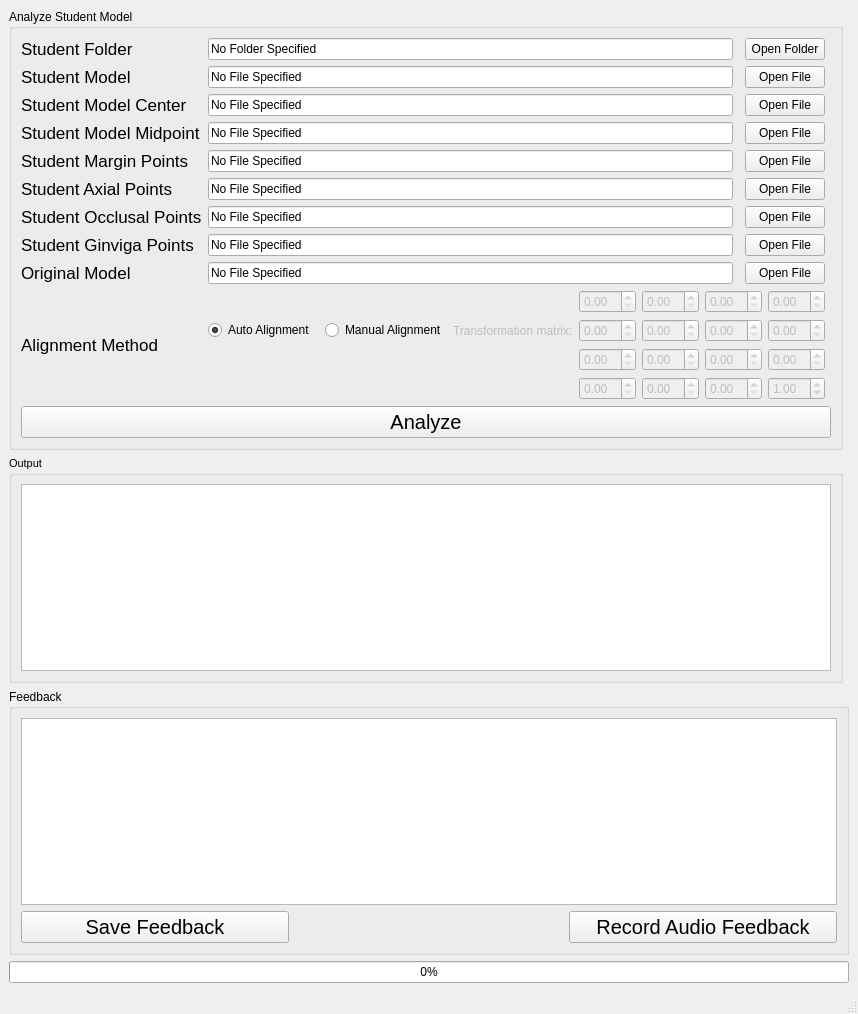
This is mainwindow.ui in SenyangJiang/DentalAnalyzer as Qt 5 draws it before an edit. The edited form follows.
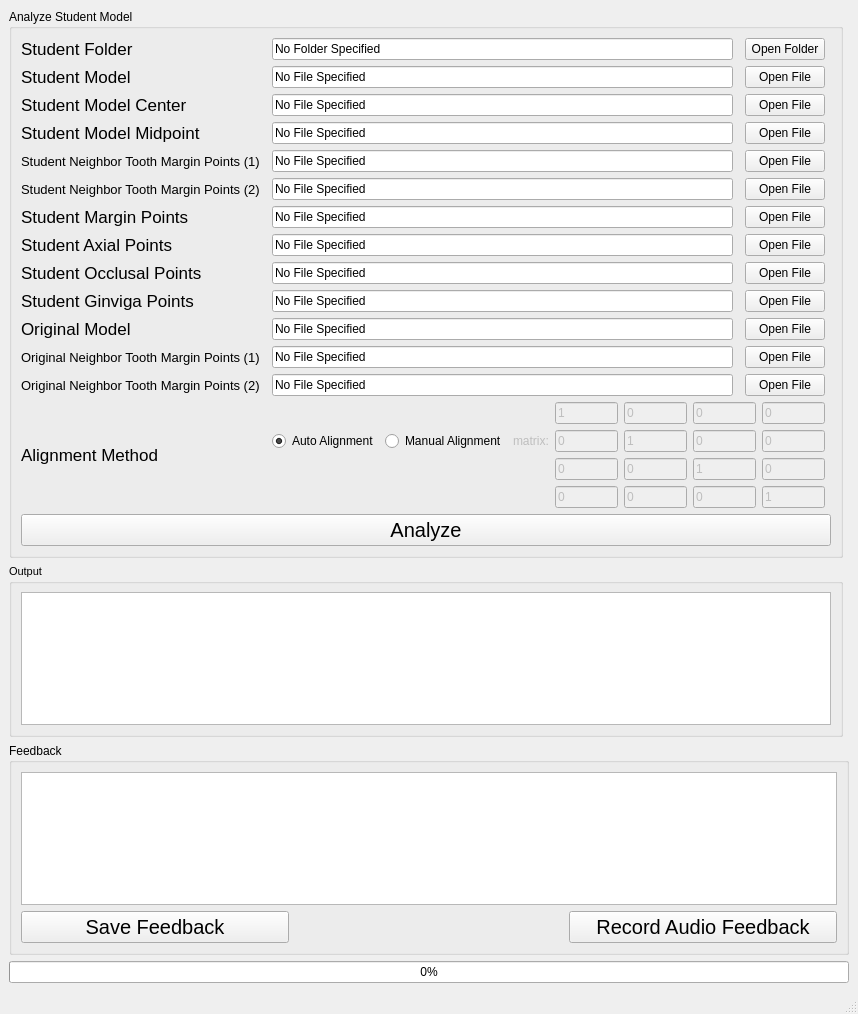
This is the edited form.

Patch:
```diff
--- a/mainwindow.ui
+++ b/mainwindow.ui
@@ -137,8 +137,99 @@
         <property name="flat">
          <bool>false</bool>
         </property>
-        <layout class="QGridLayout" name="gridLayout" columnstretch="0,0,0,0,0">
-         <item row="5" column="0">
+        <layout class="QGridLayout" name="gridLayout" columnstretch="0,0,0,0,0,0">
+         <item row="8" column="2">
+          <widget class="QLineEdit" name="lineEditStudentOcclusalPoints">
+           <property name="focusPolicy">
+            <enum>Qt::ClickFocus</enum>
+           </property>
+           <property name="text">
+            <string>No File Specified</string>
+           </property>
+           <property name="readOnly">
+            <bool>true</bool>
+           </property>
+          </widget>
+         </item>
+         <item row="10" column="4">
+          <widget class="QPushButton" name="pushButtonOriginalModel">
+           <property name="text">
+            <string>Open File</string>
+           </property>
+          </widget>
+         </item>
+         <item row="0" column="0">
+          <widget class="QLabel" name="label">
+           <property name="font">
+            <font>
+             <family>Arial</family>
+             <pointsize>13</pointsize>
+            </font>
+           </property>
+           <property name="text">
+            <string>Student Folder</string>
+           </property>
+          </widget>
+         </item>
+         <item row="0" column="4">
+          <widget class="QPushButton" name="pushButtonStudentFolder">
+           <property name="text">
+            <string>Open Folder</string>
+           </property>
+           <property name="checkable">
+            <bool>false</bool>
+           </property>
+           <property name="checked">
+            <bool>false</bool>
+           </property>
+           <property name="autoRepeat">
+            <bool>false</bool>
+           </property>
+           <property name="default">
+            <bool>false</bool>
+           </property>
+           <property name="flat">
+            <bool>false</bool>
+           </property>
+          </widget>
+         </item>
+         <item row="22" column="0" colspan="6">
+          <widget class="QPushButton" name="pushButtonAnalyze">
+           <property name="font">
+            <font>
+             <family>Arial</family>
+             <pointsize>15</pointsize>
+            </font>
+           </property>
+           <property name="text">
+            <string>Analyze</string>
+           </property>
+          </widget>
+         </item>
+         <item row="2" column="2">
+          <widget class="QLineEdit" name="lineEditStudentCenter">
+           <property name="text">
+            <string>No File Specified</string>
+           </property>
+           <property name="readOnly">
+            <bool>true</bool>
+           </property>
+          </widget>
+         </item>
+         <item row="6" column="2">
+          <widget class="QLineEdit" name="lineEditStudentMarginPoints">
+           <property name="focusPolicy">
+            <enum>Qt::ClickFocus</enum>
+           </property>
+           <property name="text">
+            <string>No File Specified</string>
+           </property>
+           <property name="readOnly">
+            <bool>true</bool>
+           </property>
+          </widget>
+         </item>
+         <item row="7" column="0">
           <widget class="QLabel" name="label_4">
            <property name="font">
             <font>
@@ -151,7 +242,80 @@
            </property>
           </widget>
          </item>
-         <item row="11" column="0">
+         <item row="7" column="4">
+          <widget class="QPushButton" name="pushButtonStudentAxialPoints">
+           <property name="text">
+            <string>Open File</string>
+           </property>
+          </widget>
+         </item>
+         <item row="6" column="4">
+          <widget class="QPushButton" name="pushButtonStudentMarginPoints">
+           <property name="text">
+            <string>Open File</string>
+           </property>
+          </widget>
+         </item>
+         <item row="8" column="4">
+          <widget class="QPushButton" name="pushButtonStudentOcclusalPoints">
+           <property name="text">
+            <string>Open File</string>
+           </property>
+          </widget>
+         </item>
+         <item row="0" column="2">
+          <widget class="QLineEdit" name="lineEditStudentFolder">
+           <property name="focusPolicy">
+            <enum>Qt::ClickFocus</enum>
+           </property>
+           <property name="text">
+            <string>No Folder Specified</string>
+           </property>
+           <property name="readOnly">
+            <bool>true</bool>
+           </property>
+          </widget>
+         </item>
+         <item row="7" column="2">
+          <widget class="QLineEdit" name="lineEditStudentAxialPoints">
+           <property name="focusPolicy">
+            <enum>Qt::ClickFocus</enum>
+           </property>
+           <property name="text">
+            <string>No File Specified</string>
+           </property>
+           <property name="readOnly">
+            <bool>true</bool>
+           </property>
+          </widget>
+         </item>
+         <item row="4" column="0">
+          <widget class="QLabel" name="label_9">
+           <property name="font">
+            <font>
+             <family>Arial</family>
+             <pointsize>10</pointsize>
+            </font>
+           </property>
+           <property name="text">
+            <string>Student Neighbor Tooth Margin Points (1)</string>
+           </property>
+          </widget>
+         </item>
+         <item row="3" column="0">
+          <widget class="QLabel" name="label_11">
+           <property name="font">
+            <font>
+             <family>Arial</family>
+             <pointsize>13</pointsize>
+            </font>
+           </property>
+           <property name="text">
+            <string>Student Model Midpoint</string>
+           </property>
+          </widget>
+         </item>
+         <item row="13" column="0">
           <widget class="QLabel" name="label_8">
            <property name="font">
             <font>
@@ -164,7 +328,56 @@
            </property>
           </widget>
          </item>
-         <item row="6" column="0">
+         <item row="3" column="2">
+          <widget class="QLineEdit" name="lineEditStudentMidpoint">
+           <property name="text">
+            <string>No File Specified</string>
+           </property>
+           <property name="readOnly">
+            <bool>true</bool>
+           </property>
+          </widget>
+         </item>
+         <item row="9" column="0">
+          <widget class="QLabel" name="label_6">
+           <property name="font">
+            <font>
+             <family>Arial</family>
+             <pointsize>13</pointsize>
+            </font>
+           </property>
+           <property name="frameShape">
+            <enum>QFrame::NoFrame</enum>
+           </property>
+           <property name="text">
+            <string>Student Ginviga Points</string>
+           </property>
+          </widget>
+         </item>
+         <item row="2" column="0">
+          <widget class="QLabel" name="label_10">
+           <property name="font">
+            <font>
+             <family>Arial</family>
+             <pointsize>13</pointsize>
+            </font>
+           </property>
+           <property name="text">
+            <string>Student Model Center</string>
+           </property>
+          </widget>
+         </item>
+         <item row="10" column="2">
+          <widget class="QLineEdit" name="lineEditOriginalModel">
+           <property name="text">
+            <string>No File Specified</string>
+           </property>
+           <property name="readOnly">
+            <bool>true</bool>
+           </property>
+          </widget>
+         </item>
+         <item row="8" column="0">
           <widget class="QLabel" name="label_5">
            <property name="font">
             <font>
@@ -177,70 +390,21 @@
            </property>
           </widget>
          </item>
-         <item row="11" column="1" colspan="3">
-          <layout class="QGridLayout" name="gridLayout_2" columnstretch="4,3,1,1,1,1,0">
-           <item row="0" column="3">
-            <widget class="QDoubleSpinBox" name="doubleSpinBox_11">
-             <property name="enabled">
-              <bool>false</bool>
-             </property>
-             <property name="prefix">
-              <string/>
-             </property>
-            </widget>
-           </item>
-           <item row="2" column="3">
-            <widget class="QDoubleSpinBox" name="doubleSpinBox_31">
-             <property name="enabled">
-              <bool>false</bool>
-             </property>
-            </widget>
-           </item>
-           <item row="2" column="5">
-            <widget class="QDoubleSpinBox" name="doubleSpinBox_33">
-             <property name="enabled">
-              <bool>false</bool>
-             </property>
-            </widget>
-           </item>
-           <item row="1" column="2">
-            <widget class="QLabel" name="labelTransformationMatrix">
-             <property name="enabled">
-              <bool>false</bool>
-             </property>
-             <property name="text">
-              <string>Transformation matrix:</string>
-             </property>
-            </widget>
-           </item>
-           <item row="1" column="3">
-            <widget class="QDoubleSpinBox" name="doubleSpinBox_21">
-             <property name="enabled">
-              <bool>false</bool>
-             </property>
-            </widget>
-           </item>
-           <item row="1" column="4">
-            <widget class="QDoubleSpinBox" name="doubleSpinBox_22">
-             <property name="enabled">
-              <bool>false</bool>
-             </property>
-            </widget>
-           </item>
-           <item row="2" column="4">
-            <widget class="QDoubleSpinBox" name="doubleSpinBox_32">
-             <property name="enabled">
-              <bool>false</bool>
-             </property>
-            </widget>
-           </item>
-           <item row="0" column="4">
-            <widget class="QDoubleSpinBox" name="doubleSpinBox_12">
-             <property name="enabled">
-              <bool>false</bool>
-             </property>
-            </widget>
-           </item>
+         <item row="1" column="0">
+          <widget class="QLabel" name="label_2">
+           <property name="font">
+            <font>
+             <family>Arial</family>
+             <pointsize>13</pointsize>
+            </font>
+           </property>
+           <property name="text">
+            <string>Student Model</string>
+           </property>
+          </widget>
+         </item>
+         <item row="13" column="2" colspan="3">
+          <layout class="QGridLayout" name="gridLayout_2" columnstretch="4,0,0,0,0,0,0">
            <item row="1" column="1">
             <widget class="QRadioButton" name="radioButtonManualAlignment">
              <property name="text">
@@ -248,38 +412,49 @@
              </property>
             </widget>
            </item>
+           <item row="0" column="3">
+            <widget class="QLineEdit" name="lineEdit_00">
+             <property name="enabled">
+              <bool>false</bool>
+             </property>
+             <property name="text">
+              <string>1</string>
+             </property>
+             <property name="readOnly">
+              <bool>false</bool>
+             </property>
+             <property name="clearButtonEnabled">
+              <bool>false</bool>
+             </property>
+            </widget>
+           </item>
+           <item row="0" column="4">
+            <widget class="QLineEdit" name="lineEdit_01">
+             <property name="enabled">
+              <bool>false</bool>
+             </property>
+             <property name="text">
+              <string>0</string>
+             </property>
+            </widget>
+           </item>
            <item row="1" column="5">
-            <widget class="QDoubleSpinBox" name="doubleSpinBox_23">
+            <widget class="QLineEdit" name="lineEdit_12">
              <property name="enabled">
               <bool>false</bool>
              </property>
-            </widget>
-           </item>
-           <item row="2" column="6">
-            <widget class="QDoubleSpinBox" name="doubleSpinBox_34">
-             <property name="enabled">
-              <bool>false</bool>
+             <property name="text">
+              <string>0</string>
              </property>
             </widget>
            </item>
-           <item row="1" column="6">
-            <widget class="QDoubleSpinBox" name="doubleSpinBox_24">
+           <item row="2" column="4">
+            <widget class="QLineEdit" name="lineEdit_21">
              <property name="enabled">
               <bool>false</bool>
              </property>
-            </widget>
-           </item>
-           <item row="0" column="6">
-            <widget class="QDoubleSpinBox" name="doubleSpinBox_14">
-             <property name="enabled">
-              <bool>false</bool>
-             </property>
-            </widget>
-           </item>
-           <item row="0" column="5">
-            <widget class="QDoubleSpinBox" name="doubleSpinBox_13">
-             <property name="enabled">
-              <bool>false</bool>
+             <property name="text">
+              <string>0</string>
              </property>
             </widget>
            </item>
@@ -293,171 +468,153 @@
              </property>
             </widget>
            </item>
+           <item row="2" column="3">
+            <widget class="QLineEdit" name="lineEdit_20">
+             <property name="enabled">
+              <bool>false</bool>
+             </property>
+             <property name="text">
+              <string>0</string>
+             </property>
+            </widget>
+           </item>
+           <item row="2" column="5">
+            <widget class="QLineEdit" name="lineEdit_22">
+             <property name="enabled">
+              <bool>false</bool>
+             </property>
+             <property name="text">
+              <string>1</string>
+             </property>
+            </widget>
+           </item>
+           <item row="0" column="5">
+            <widget class="QLineEdit" name="lineEdit_02">
+             <property name="enabled">
+              <bool>false</bool>
+             </property>
+             <property name="text">
+              <string>0</string>
+             </property>
+            </widget>
+           </item>
+           <item row="0" column="6">
+            <widget class="QLineEdit" name="lineEdit_03">
+             <property name="enabled">
+              <bool>false</bool>
+             </property>
+             <property name="text">
+              <string>0</string>
+             </property>
+            </widget>
+           </item>
+           <item row="1" column="2">
+            <widget class="QLabel" name="labelTransformationMatrix">
+             <property name="enabled">
+              <bool>false</bool>
+             </property>
+             <property name="text">
+              <string>matrix:</string>
+             </property>
+            </widget>
+           </item>
+           <item row="1" column="3">
+            <widget class="QLineEdit" name="lineEdit_10">
+             <property name="enabled">
+              <bool>false</bool>
+             </property>
+             <property name="text">
+              <string>0</string>
+             </property>
+            </widget>
+           </item>
+           <item row="1" column="6">
+            <widget class="QLineEdit" name="lineEdit_13">
+             <property name="enabled">
+              <bool>false</bool>
+             </property>
+             <property name="text">
+              <string>0</string>
+             </property>
+            </widget>
+           </item>
+           <item row="1" column="4">
+            <widget class="QLineEdit" name="lineEdit_11">
+             <property name="enabled">
+              <bool>false</bool>
+             </property>
+             <property name="text">
+              <string>1</string>
+             </property>
+            </widget>
+           </item>
+           <item row="2" column="6">
+            <widget class="QLineEdit" name="lineEdit_23">
+             <property name="enabled">
+              <bool>false</bool>
+             </property>
+             <property name="text">
+              <string>0</string>
+             </property>
+            </widget>
+           </item>
+           <item row="3" column="3">
+            <widget class="QLineEdit" name="lineEdit_30">
+             <property name="enabled">
+              <bool>false</bool>
+             </property>
+             <property name="text">
+              <string>0</string>
+             </property>
+            </widget>
+           </item>
            <item row="3" column="4">
-            <widget class="QDoubleSpinBox" name="doubleSpinBox_42">
+            <widget class="QLineEdit" name="lineEdit_31">
              <property name="enabled">
               <bool>false</bool>
              </property>
+             <property name="text">
+              <string>0</string>
+             </property>
             </widget>
            </item>
            <item row="3" column="5">
-            <widget class="QDoubleSpinBox" name="doubleSpinBox_43">
+            <widget class="QLineEdit" name="lineEdit_32">
              <property name="enabled">
               <bool>false</bool>
              </property>
+             <property name="text">
+              <string>0</string>
+             </property>
             </widget>
            </item>
            <item row="3" column="6">
-            <widget class="QDoubleSpinBox" name="doubleSpinBox_44">
+            <widget class="QLineEdit" name="lineEdit_33">
              <property name="enabled">
               <bool>false</bool>
              </property>
-             <property name="value">
-              <double>1.000000000000000</double>
-             </property>
-            </widget>
-           </item>
-           <item row="3" column="3">
-            <widget class="QDoubleSpinBox" name="doubleSpinBox_41">
-             <property name="enabled">
-              <bool>false</bool>
+             <property name="text">
+              <string>1</string>
              </property>
             </widget>
            </item>
           </layout>
          </item>
-         <item row="2" column="3">
-          <widget class="QPushButton" name="pushButtonStudentCenter">
-           <property name="text">
-            <string>Open File</string>
-           </property>
-          </widget>
-         </item>
-         <item row="0" column="3">
-          <widget class="QPushButton" name="pushButtonStudentFolder">
-           <property name="text">
-            <string>Open Folder</string>
-           </property>
-           <property name="checkable">
-            <bool>false</bool>
-           </property>
-           <property name="checked">
-            <bool>false</bool>
-           </property>
-           <property name="autoRepeat">
-            <bool>false</bool>
-           </property>
-           <property name="default">
-            <bool>false</bool>
-           </property>
-           <property name="flat">
-            <bool>false</bool>
-           </property>
-          </widget>
-         </item>
-         <item row="3" column="0">
-          <widget class="QLabel" name="label_11">
-           <property name="font">
-            <font>
-             <family>Arial</family>
-             <pointsize>13</pointsize>
-            </font>
-           </property>
-           <property name="text">
-            <string>Student Model Midpoint</string>
-           </property>
-          </widget>
-         </item>
-         <item row="0" column="1">
-          <widget class="QLineEdit" name="lineEditStudentFolder">
-           <property name="focusPolicy">
-            <enum>Qt::ClickFocus</enum>
-           </property>
-           <property name="text">
-            <string>No Folder Specified</string>
-           </property>
-           <property name="readOnly">
-            <bool>true</bool>
-           </property>
-          </widget>
-         </item>
-         <item row="4" column="1">
-          <widget class="QLineEdit" name="lineEditStudentMarginPoints">
-           <property name="focusPolicy">
-            <enum>Qt::ClickFocus</enum>
-           </property>
-           <property name="text">
-            <string>No File Specified</string>
-           </property>
-           <property name="readOnly">
-            <bool>true</bool>
-           </property>
-          </widget>
-         </item>
-         <item row="1" column="0">
-          <widget class="QLabel" name="label_2">
-           <property name="font">
-            <font>
-             <family>Arial</family>
-             <pointsize>13</pointsize>
-            </font>
-           </property>
-           <property name="text">
-            <string>Student Model</string>
-           </property>
-          </widget>
-         </item>
-         <item row="8" column="0">
-          <widget class="QLabel" name="label_7">
-           <property name="font">
-            <font>
-             <family>Arial</family>
-             <pointsize>13</pointsize>
-            </font>
-           </property>
-           <property name="text">
-            <string>Original Model</string>
-           </property>
-          </widget>
-         </item>
-         <item row="2" column="0">
-          <widget class="QLabel" name="label_10">
-           <property name="font">
-            <font>
-             <family>Arial</family>
-             <pointsize>13</pointsize>
-            </font>
-           </property>
-           <property name="text">
-            <string>Student Model Center</string>
-           </property>
-          </widget>
-         </item>
-         <item row="7" column="3">
-          <widget class="QPushButton" name="pushButtonStudentGingivaPoints">
-           <property name="text">
-            <string>Open File</string>
-           </property>
-          </widget>
-         </item>
-         <item row="2" column="1">
-          <widget class="QLineEdit" name="lineEditStudentCenter">
-           <property name="text">
-            <string>No File Specified</string>
-           </property>
-           <property name="readOnly">
-            <bool>true</bool>
-           </property>
-          </widget>
-         </item>
-         <item row="1" column="3">
+         <item row="1" column="4">
           <widget class="QPushButton" name="pushButtonStudentModel">
            <property name="text">
             <string>Open File</string>
            </property>
           </widget>
          </item>
-         <item row="7" column="1">
+         <item row="4" column="4">
+          <widget class="QPushButton" name="pushButtonStudentNeighborToothMarginPoints1">
+           <property name="text">
+            <string>Open File</string>
+           </property>
+          </widget>
+         </item>
+         <item row="9" column="2">
           <widget class="QLineEdit" name="lineEditStudentGingivaPoints">
            <property name="focusPolicy">
             <enum>Qt::ClickFocus</enum>
@@ -470,93 +627,21 @@
            </property>
           </widget>
          </item>
-         <item row="7" column="0">
-          <widget class="QLabel" name="label_6">
-           <property name="font">
-            <font>
-             <family>Arial</family>
-             <pointsize>13</pointsize>
-            </font>
-           </property>
-           <property name="frameShape">
-            <enum>QFrame::NoFrame</enum>
-           </property>
+         <item row="9" column="4">
+          <widget class="QPushButton" name="pushButtonStudentGingivaPoints">
            <property name="text">
-            <string>Student Ginviga Points</string>
-           </property>
-          </widget>
-         </item>
-         <item row="3" column="1">
-          <widget class="QLineEdit" name="lineEditStudentMidpoint">
-           <property name="text">
-            <string>No File Specified</string>
-           </property>
-           <property name="readOnly">
-            <bool>true</bool>
-           </property>
-          </widget>
-         </item>
-         <item row="6" column="3">
-          <widget class="QPushButton" name="pushButtonStudentOcclusalPoints">
-           <property name="text">
             <string>Open File</string>
            </property>
           </widget>
          </item>
-         <item row="20" column="0" colspan="5">
-          <widget class="QPushButton" name="pushButtonAnalyze">
-           <property name="font">
-            <font>
-             <family>Arial</family>
-             <pointsize>15</pointsize>
-            </font>
-           </property>
+         <item row="2" column="4">
+          <widget class="QPushButton" name="pushButtonStudentCenter">
            <property name="text">
-            <string>Analyze</string>
-           </property>
-          </widget>
-         </item>
-         <item row="8" column="3">
-          <widget class="QPushButton" name="pushButtonOriginalModel">
-           <property name="text">
             <string>Open File</string>
            </property>
           </widget>
          </item>
-         <item row="6" column="1">
-          <widget class="QLineEdit" name="lineEditStudentOcclusalPoints">
-           <property name="focusPolicy">
-            <enum>Qt::ClickFocus</enum>
-           </property>
-           <property name="text">
-            <string>No File Specified</string>
-           </property>
-           <property name="readOnly">
-            <bool>true</bool>
-           </property>
-          </widget>
-         </item>
-         <item row="1" column="1">
-          <widget class="QLineEdit" name="lineEditStudentModel">
-           <property name="focusPolicy">
-            <enum>Qt::ClickFocus</enum>
-           </property>
-           <property name="text">
-            <string>No File Specified</string>
-           </property>
-           <property name="readOnly">
-            <bool>true</bool>
-           </property>
-          </widget>
-         </item>
-         <item row="4" column="3">
-          <widget class="QPushButton" name="pushButtonStudentMarginPoints">
-           <property name="text">
-            <string>Open File</string>
-           </property>
-          </widget>
-         </item>
-         <item row="4" column="0">
+         <item row="6" column="0">
           <widget class="QLabel" name="label_3">
            <property name="font">
             <font>
@@ -569,35 +654,35 @@
            </property>
           </widget>
          </item>
-         <item row="3" column="3">
+         <item row="10" column="0">
+          <widget class="QLabel" name="label_7">
+           <property name="font">
+            <font>
+             <family>Arial</family>
+             <pointsize>13</pointsize>
+            </font>
+           </property>
+           <property name="text">
+            <string>Original Model</string>
+           </property>
+          </widget>
+         </item>
+         <item row="3" column="4">
           <widget class="QPushButton" name="pushButtonStudentMidpoint">
            <property name="text">
             <string>Open File</string>
            </property>
           </widget>
          </item>
-         <item row="0" column="0">
-          <widget class="QLabel" name="label">
-           <property name="font">
-            <font>
-             <family>Arial</family>
-             <pointsize>13</pointsize>
-            </font>
-           </property>
+         <item row="4" column="2">
+          <widget class="QLineEdit" name="lineEditStudentNeighborToothMarginPoints1">
            <property name="text">
-            <string>Student Folder</string>
+            <string>No File Specified</string>
            </property>
           </widget>
          </item>
-         <item row="5" column="3">
-          <widget class="QPushButton" name="pushButtonStudentAxialPoints">
-           <property name="text">
-            <string>Open File</string>
-           </property>
-          </widget>
-         </item>
-         <item row="5" column="1">
-          <widget class="QLineEdit" name="lineEditStudentAxialPoints">
+         <item row="1" column="2">
+          <widget class="QLineEdit" name="lineEditStudentModel">
            <property name="focusPolicy">
             <enum>Qt::ClickFocus</enum>
            </property>
@@ -609,13 +694,84 @@
            </property>
           </widget>
          </item>
-         <item row="8" column="1">
-          <widget class="QLineEdit" name="lineEditOriginalModel">
+         <item row="5" column="4">
+          <widget class="QPushButton" name="pushButtonStudentNeighborToothMarginPoints2">
            <property name="text">
+            <string>Open File</string>
+           </property>
+          </widget>
+         </item>
+         <item row="5" column="2">
+          <widget class="QLineEdit" name="lineEditStudentNeighborToothMarginPoints2">
+           <property name="text">
             <string>No File Specified</string>
            </property>
-           <property name="readOnly">
-            <bool>true</bool>
+          </widget>
+         </item>
+         <item row="5" column="0">
+          <widget class="QLabel" name="label_12">
+           <property name="font">
+            <font>
+             <family>Arial</family>
+             <pointsize>10</pointsize>
+            </font>
+           </property>
+           <property name="text">
+            <string>Student Neighbor Tooth Margin Points (2)</string>
+           </property>
+          </widget>
+         </item>
+         <item row="11" column="0">
+          <widget class="QLabel" name="label_13">
+           <property name="font">
+            <font>
+             <family>Arial</family>
+             <pointsize>10</pointsize>
+            </font>
+           </property>
+           <property name="text">
+            <string>Original Neighbor Tooth Margin Points (1)</string>
+           </property>
+          </widget>
+         </item>
+         <item row="12" column="0">
+          <widget class="QLabel" name="label_14">
+           <property name="font">
+            <font>
+             <family>Arial</family>
+             <pointsize>10</pointsize>
+            </font>
+           </property>
+           <property name="text">
+            <string>Original Neighbor Tooth Margin Points (2)</string>
+           </property>
+          </widget>
+         </item>
+         <item row="11" column="2">
+          <widget class="QLineEdit" name="lineEditOriginalNeighborToothMarginPoints1">
+           <property name="text">
+            <string>No File Specified</string>
+           </property>
+          </widget>
+         </item>
+         <item row="12" column="2">
+          <widget class="QLineEdit" name="lineEditOriginalNeighborToothMarginPoints2">
+           <property name="text">
+            <string>No File Specified</string>
+           </property>
+          </widget>
+         </item>
+         <item row="11" column="4">
+          <widget class="QPushButton" name="pushButtonOriginalNeighborToothMarginPoints1">
+           <property name="text">
+            <string>Open File</string>
+           </property>
+          </widget>
+         </item>
+         <item row="12" column="4">
+          <widget class="QPushButton" name="pushButtonOriginalNeighborToothMarginPoints2">
+           <property name="text">
+            <string>Open File</string>
            </property>
           </widget>
          </item>
```
